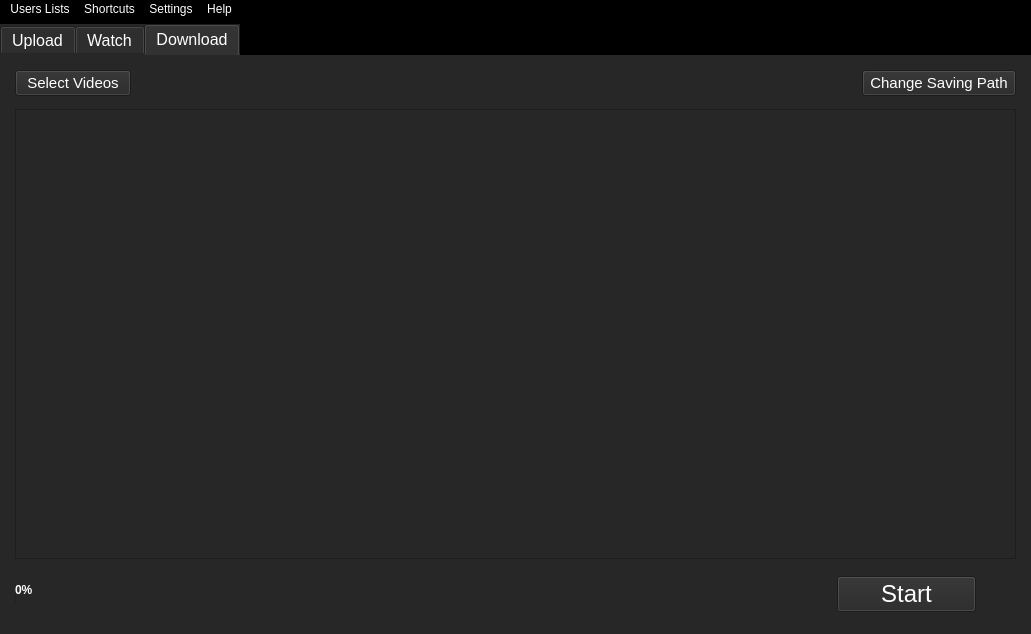
First picture: the form in outside/views_ui/Outside_MainWindow.ui, repository Outsider-corp/OutsideYT, before the edit.
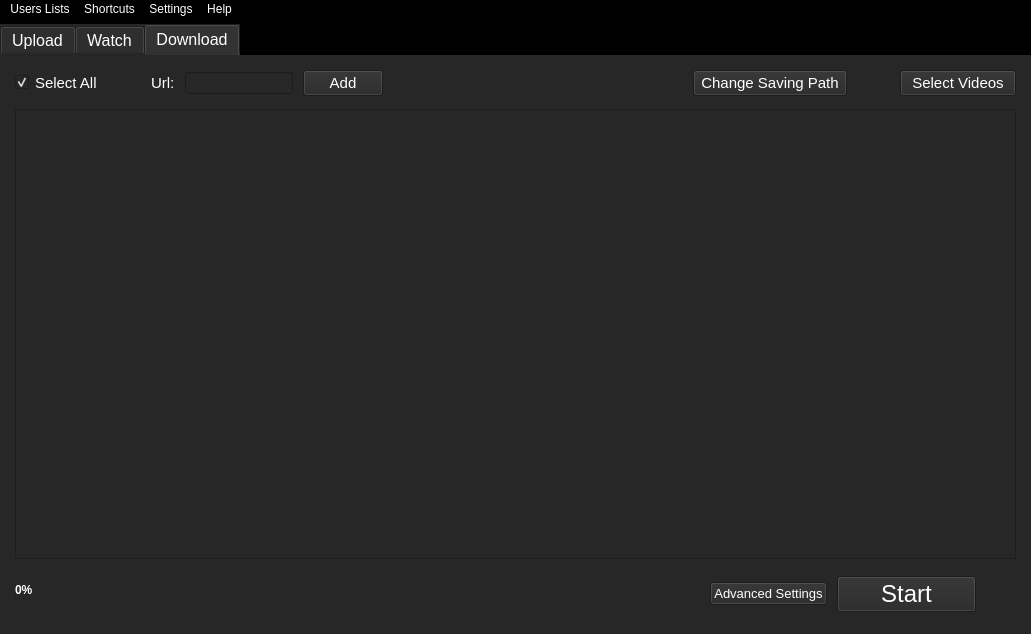
Second picture: the form after the edit. The open tabs and pages were chosen to show the change.

Commit message: v1.2.2 started download page

```diff
--- a/outside/views_ui/Outside_MainWindow.ui
+++ b/outside/views_ui/Outside_MainWindow.ui
@@ -762,7 +762,7 @@
         <item>
          <layout class="QHBoxLayout" name="horizontalLayout_8">
           <item>
-           <widget class="QPushButton" name="Download_SelectVideos_Button">
+           <widget class="QCheckBox" name="Download_SelectAll_CheckBox">
             <property name="font">
              <font>
               <family>Arial</family>
@@ -770,7 +770,10 @@
              </font>
             </property>
             <property name="text">
-             <string>  Select Videos  </string>
+             <string>Select All</string>
+            </property>
+            <property name="checked">
+             <bool>true</bool>
             </property>
            </widget>
           </item>
@@ -790,6 +793,51 @@
             </property>
            </spacer>
           </item>
+          <item>
+           <widget class="QLabel" name="Download_url_label">
+            <property name="font">
+             <font>
+              <family>Arial</family>
+              <pointsize>11</pointsize>
+             </font>
+            </property>
+            <property name="text">
+             <string>Url:</string>
+            </property>
+           </widget>
+          </item>
+          <item>
+           <widget class="QLineEdit" name="Download_url_textBox"/>
+          </item>
+          <item>
+           <widget class="QPushButton" name="Download_url_add_Button">
+            <property name="font">
+             <font>
+              <family>Arial</family>
+              <pointsize>11</pointsize>
+             </font>
+            </property>
+            <property name="text">
+             <string>Add</string>
+            </property>
+           </widget>
+          </item>
+          <item>
+           <spacer name="horizontalSpacer_12">
+            <property name="orientation">
+             <enum>Qt::Horizontal</enum>
+            </property>
+            <property name="sizeType">
+             <enum>QSizePolicy::Fixed</enum>
+            </property>
+            <property name="sizeHint" stdset="0">
+             <size>
+              <width>40</width>
+              <height>20</height>
+             </size>
+            </property>
+           </spacer>
+          </item>
           <item>
            <widget class="QLabel" name="Download_SavingPath_Label">
             <property name="sizePolicy">
@@ -798,15 +846,30 @@
               <verstretch>0</verstretch>
              </sizepolicy>
             </property>
+            <property name="minimumSize">
+             <size>
+              <width>250</width>
+              <height>0</height>
+             </size>
+            </property>
+            <property name="maximumSize">
+             <size>
+              <width>16777215</width>
+              <height>16777215</height>
+             </size>
+            </property>
             <property name="font">
              <font>
               <family>Arial</family>
-              <pointsize>11</pointsize>
+              <pointsize>10</pointsize>
              </font>
             </property>
             <property name="text">
              <string/>
             </property>
+            <property name="alignment">
+             <set>Qt::AlignRight|Qt::AlignTrailing|Qt::AlignVCenter</set>
+            </property>
            </widget>
           </item>
           <item>
@@ -822,6 +885,32 @@
             </property>
            </widget>
           </item>
+          <item>
+           <spacer name="horizontalSpacer_11">
+            <property name="orientation">
+             <enum>Qt::Horizontal</enum>
+            </property>
+            <property name="sizeHint" stdset="0">
+             <size>
+              <width>40</width>
+              <height>20</height>
+             </size>
+            </property>
+           </spacer>
+          </item>
+          <item>
+           <widget class="QPushButton" name="Download_SelectVideos_Button">
+            <property name="font">
+             <font>
+              <family>Arial</family>
+              <pointsize>11</pointsize>
+             </font>
+            </property>
+            <property name="text">
+             <string>  Select Videos  </string>
+            </property>
+           </widget>
+          </item>
          </layout>
         </item>
         <item>
@@ -895,6 +984,19 @@
             </property>
            </spacer>
           </item>
+          <item>
+           <widget class="QPushButton" name="pushButton">
+            <property name="font">
+             <font>
+              <family>Arial</family>
+              <pointsize>10</pointsize>
+             </font>
+            </property>
+            <property name="text">
+             <string>Advanced Settings</string>
+            </property>
+           </widget>
+          </item>
           <item alignment="Qt::AlignRight">
            <widget class="QPushButton" name="Download_Start">
             <property name="font">
```
Left out of the diff: 63 changed lines with no effect on the pictures. The commit also changes 26 other files.
